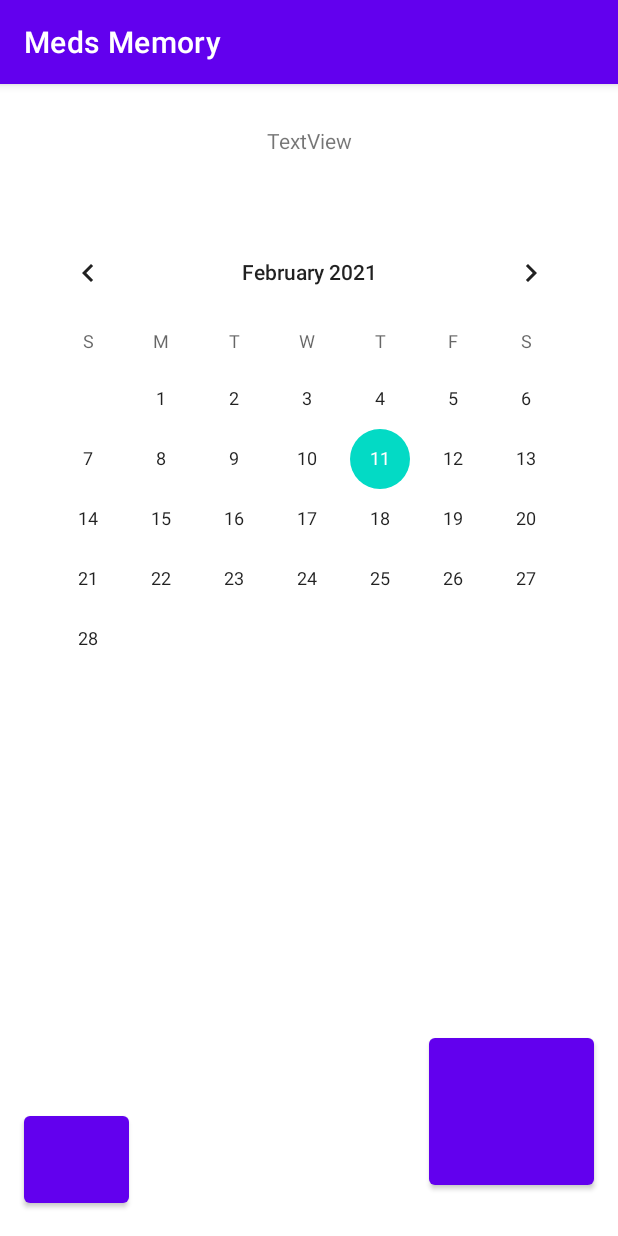
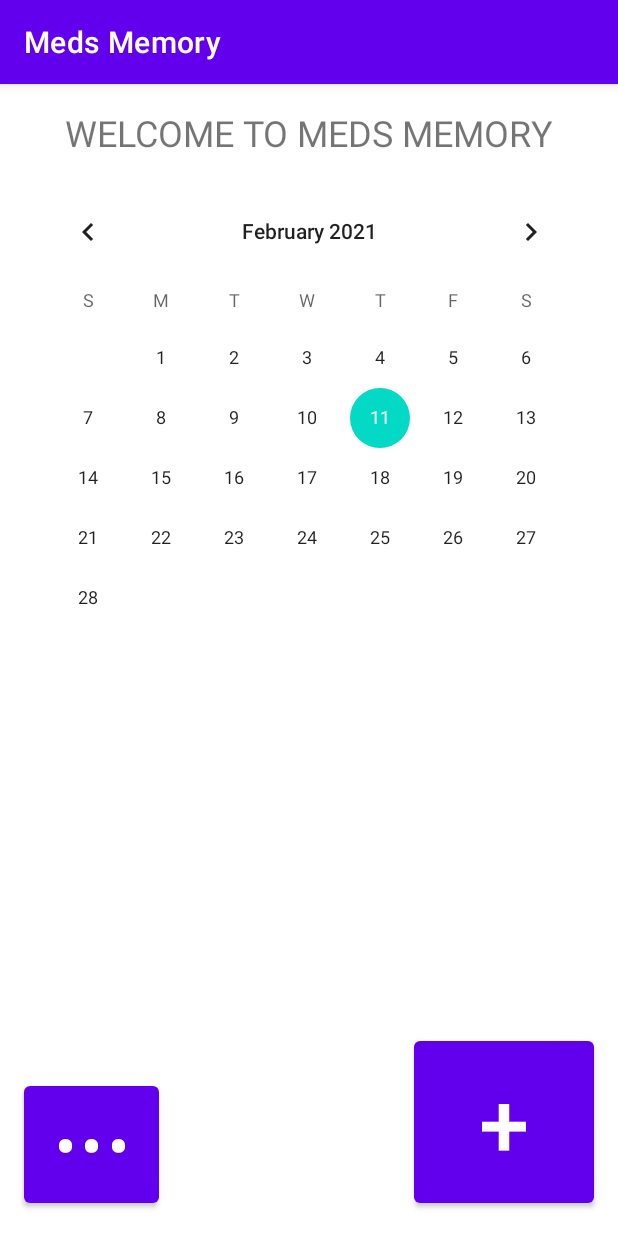
Before and after one commit to Digitaalitontut/Meds-Memory, an Android app: the screen it shows after launch (MainActivity), on a phone screen of 412 x 824 dp. Run offline under Robolectric (Android 15) with nearby library versions, the phone set to English and light mode, and no system bars.

Commit message:
Fixes to main layout.

```diff
--- a/app/src/main/res/layout/activity_main.xml
+++ b/app/src/main/res/layout/activity_main.xml
@@ -11,35 +11,35 @@
         android:layout_width="383dp"
         android:layout_height="494dp"
         android:layout_marginStart="16dp"
+        android:layout_marginLeft="16dp"
         android:layout_marginTop="16dp"
         android:layout_marginEnd="16dp"
-        android:layout_marginBottom="16dp"
-        app:layout_constraintBottom_toTopOf="@+id/buttonAdd"
+        android:layout_marginRight="16dp"
         app:layout_constraintEnd_toEndOf="parent"
         app:layout_constraintStart_toStartOf="parent"
         app:layout_constraintTop_toBottomOf="@+id/textView" />
 
     <Button
         android:id="@+id/buttonAdd"
-        android:layout_width="110dp"
-        android:layout_height="110dp"
-        android:layout_marginTop="16dp"
+        android:layout_width="120dp"
+        android:layout_height="120dp"
         android:layout_marginEnd="16dp"
         android:layout_marginRight="16dp"
         android:layout_marginBottom="16dp"
-        android:textSize="50sp"
+        android:text="@string/button_add"
+        android:textSize="60sp"
         app:layout_constraintBottom_toBottomOf="parent"
-        app:layout_constraintEnd_toEndOf="parent"
-        app:layout_constraintTop_toBottomOf="@+id/calendarView" />
+        app:layout_constraintEnd_toEndOf="parent" />
 
     <Button
-        android:id="@+id/buttonSett"
-        android:layout_width="70dp"
-        android:layout_height="70dp"
+        android:id="@+id/buttonMenu"
+        android:layout_width="90dp"
+        android:layout_height="90dp"
         android:layout_marginStart="16dp"
         android:layout_marginLeft="16dp"
         android:layout_marginBottom="16dp"
-        android:textSize="50sp"
+        android:text="@string/button_menu"
+        android:textSize="40sp"
         app:layout_constraintBottom_toBottomOf="parent"
         app:layout_constraintStart_toStartOf="parent" />
 
@@ -48,9 +48,8 @@
         android:layout_width="wrap_content"
         android:layout_height="wrap_content"
         android:layout_marginTop="16dp"
-        android:layout_marginBottom="16dp"
-        android:text="TextView"
-        app:layout_constraintBottom_toTopOf="@+id/calendarView"
+        android:text="@string/text_welcome"
+        android:textSize="24sp"
         app:layout_constraintEnd_toEndOf="parent"
         app:layout_constraintStart_toStartOf="parent"
         app:layout_constraintTop_toTopOf="parent" />
--- a/app/src/main/res/values/strings.xml
+++ b/app/src/main/res/values/strings.xml
@@ -1,3 +1,6 @@
 <resources>
     <string name="app_name">Meds Memory</string>
+    <string name="text_welcome">WELCOME TO MEDS MEMORY</string>
+    <string name="button_add">+</string>
+    <string name="button_menu">•••</string>
 </resources>
```
